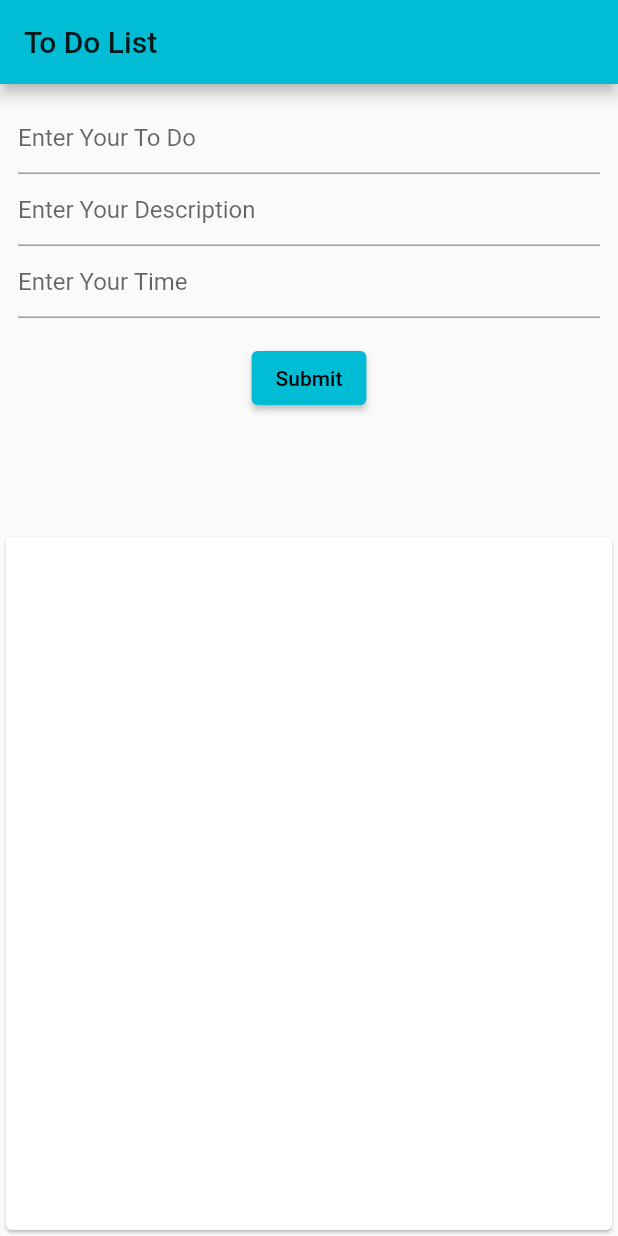
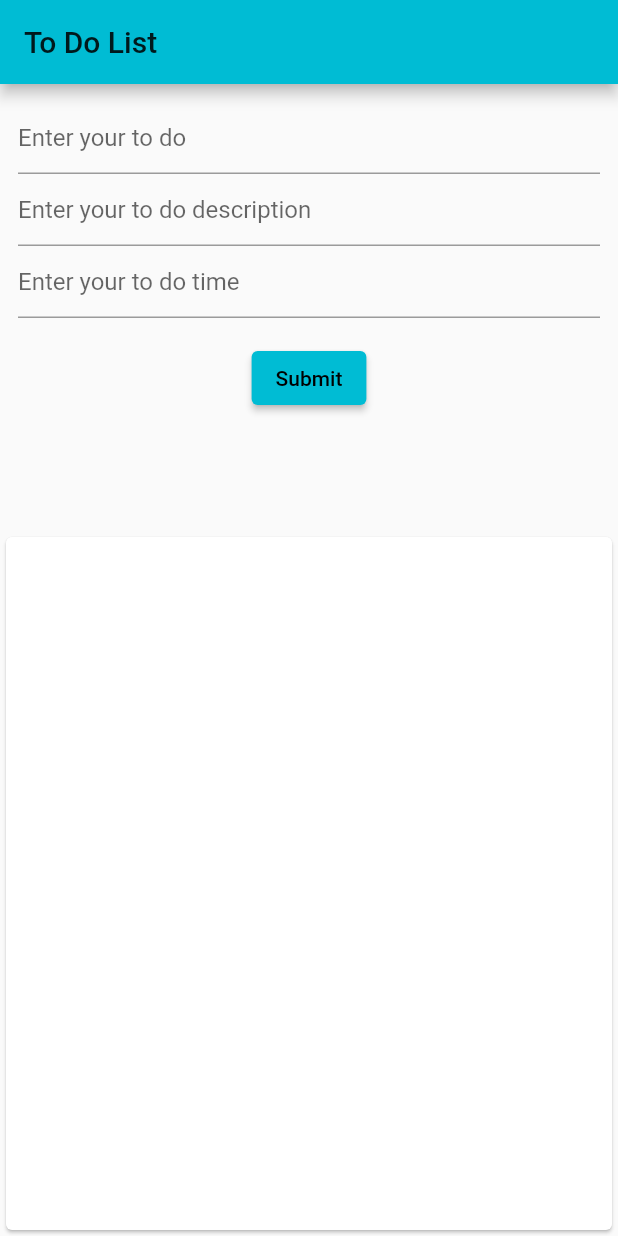
Before and after one commit to DASetya/flutter_to_do_app, a Flutter app: the screen it shows after launch, on a phone screen of 412 x 824 dp. Run offline on Flutter 3.47's test engine with Material 2 defaults, Android fonts, the phone set to English and light mode, and no system bars; our stand-ins replace form_field_validator.

Commit message:
Make TextFieldForm as reusable widget and use multivalidator dependency

```diff
--- a/lib/to_do_screen.dart
+++ b/lib/to_do_screen.dart
@@ -1,5 +1,7 @@
 import 'package:flutter/material.dart';
 import 'package:flutter_day3/to_do_detail.dart';
+import 'package:flutter_day3/widget/text_field_widget.dart';
+import 'package:form_field_validator/form_field_validator.dart';
 
 class ToDo {
   int id;
@@ -67,9 +69,33 @@ class _ToDoScreenState extends State<ToDoScreen> {
                   key: _formKey,
                   child: Column(
                     children: [
-                      textFormField(toDoName, 'To Do'),
-                      textFormField(toDoDesc, 'Description'),
-                      textFormField(toDoTime, 'Time'),
+                      TextFieldWidget(
+                        con: toDoName,
+                        hint: "Enter your to do",
+                        validate: MultiValidator([
+                          RequiredValidator(errorText: "Please enter your to do"),
+                          MinLengthValidator(5, errorText: "Must be at least 5 char"),
+                        ]),
+                      ),
+                      TextFieldWidget(
+                        con: toDoDesc,
+                        hint: "Enter your to do description",
+                        validate: MultiValidator([
+                          RequiredValidator(errorText: "Please enter your to do description"),
+                          MinLengthValidator(5, errorText: "Must be at least 5 char"),
+                        ]),
+                      ),
+                      TextFieldWidget(
+                        con: toDoTime,
+                        hint: "Enter your to do time",
+                        validate: MultiValidator([
+                          RequiredValidator(errorText: "Please enter your to do time"),
+                          MinLengthValidator(5, errorText: "Must be at least 5 char"),
+                        ]),
+                      ),
+                      // textFormField(toDoName, 'To Do'),
+                      // textFormField(toDoDesc, 'Description'),
+                      // textFormField(toDoTime, 'Time'),
                       Padding(
                         padding: const EdgeInsets.all(16.0),
                         child: ElevatedButton(
--- /dev/null
+++ b/lib/widget/text_field_widget.dart
@@ -0,0 +1,19 @@
+import 'package:flutter/material.dart';
+
+class TextFieldWidget extends StatelessWidget {
+  final TextEditingController con;
+  final String? hint;
+  String? Function(String? value)? validate;
+  TextFieldWidget({Key? key, required this.con, this.hint, this.validate}) : super(key: key);
+
+  @override
+  Widget build(BuildContext context) {
+    return Container(
+      child: TextFormField(
+          controller: con,
+          decoration: InputDecoration(hintText: hint),
+          validator: validate
+      ),
+    );
+  }
+}
```
